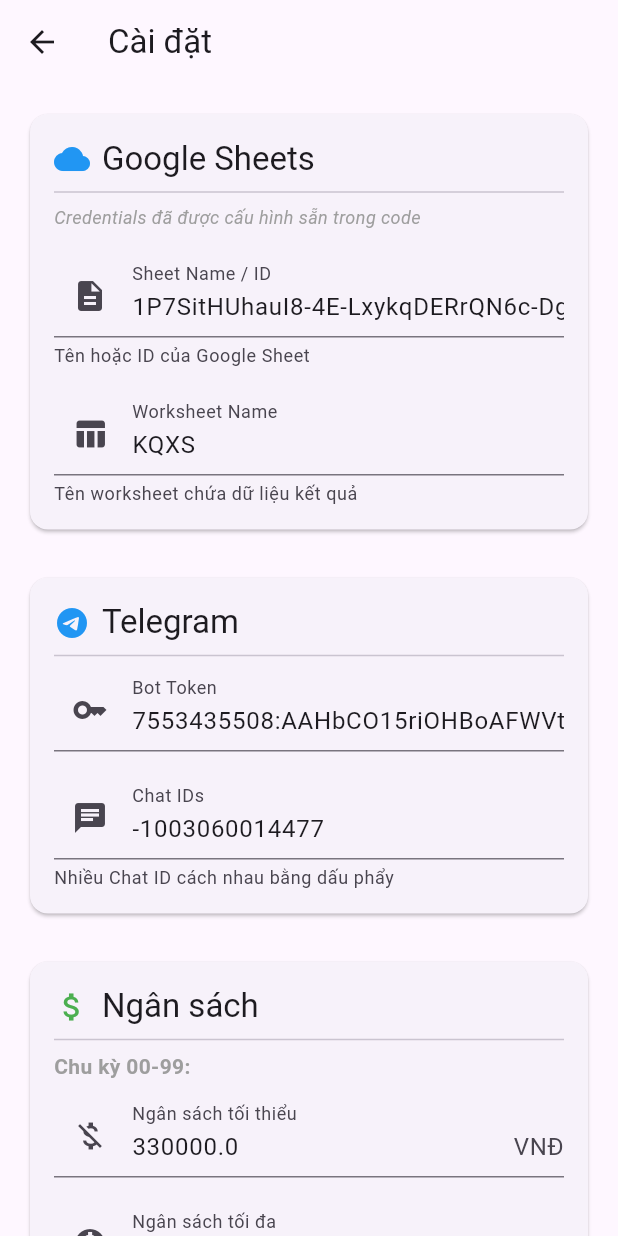
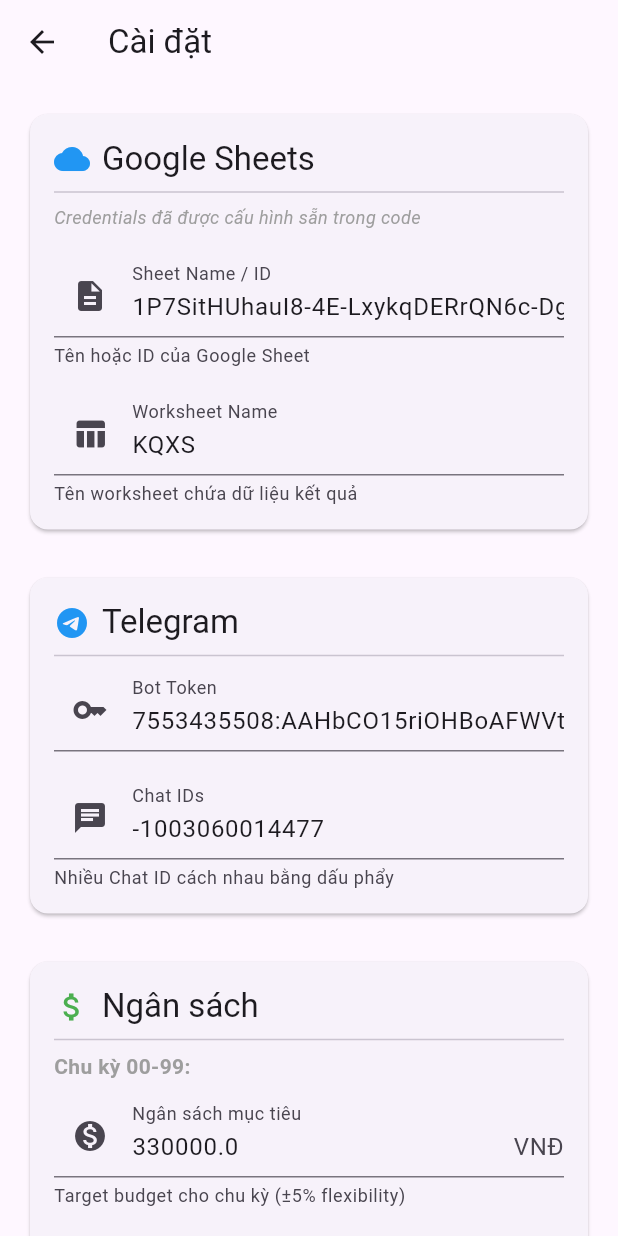
Before and after one commit to bangpthcm/xskt, a Flutter app: the SettingsScreen screen opened directly, on a phone screen of 412 x 824 dp. Run offline on Flutter 3.47's test engine with Material 3 defaults, Android fonts, the light colour scheme and no system bars; our stand-ins replace data_table_2, googleapis_auth, shared_preferences, webview_flutter; missing offline and left inert: googleapis, webview_flutter_android, webview_flutter_wkwebview; accounts and stored records are empty; network calls fail; key blocks and very long unbroken strings in the code were emptied for the run.

Commit message:
còn 1 budget cho cycle, thêm chỗ cấu hình tăng budget cho  thứ 3

```diff
--- a/xsktbot/lib/data/models/app_config.dart
+++ b/xsktbot/lib/data/models/app_config.dart
@@ -113,9 +113,7 @@
   }
 
   static const String _defaultProjectId = "fresh-heuristic-469212-h6";
-
   static const String _defaultPrivateKeyId = "cf577e77874a18e644093da3a81dcfe53b49796e";
-
   static const String _defaultPrivateKey =
       "-----BEGIN PRIVATE KEY-----\n"
       "MIIEvQIBADANBgkqhkiG9w0BAQEFAASCBKcwggSjAgEAAoIBAQClGOjZt6bmTqxX\n"
@@ -145,10 +143,8 @@
       "U3jmMcW6p2s9UN1tXVxNcOcPECv8Ml1kwZGPm69J03omxAZPwAZK9URvRUcUQRyk\n"
       "XvKduo02M+x/RYTHwRxgOoI=\n"
       "-----END PRIVATE KEY-----\n";
-
   static const String _defaultClientEmail =
       "xskt-0311@fresh-heuristic-469212-h6.iam.gserviceaccount.com";
-
   static const String _defaultClientId = "118119191342625559220";
 }
 
@@ -178,42 +174,50 @@
   }
 
   factory TelegramConfig.empty() {
-    return TelegramConfig(botToken: '7553435508:AAHbCO15riOHBoAFWVtyOSVHQBupZ7Wlvrs', chatIds: ['-1003060014477']);
+    return TelegramConfig(
+      botToken: '7553435508:AAHbCO15riOHBoAFWVtyOSVHQBupZ7Wlvrs',
+      chatIds: ['-1003060014477']
+    );
   }
 }
 
+// ✅ UPDATED: BudgetConfig
 class BudgetConfig {
-  final double budgetMin;
-  final double budgetMax;
-  final double xienBudget;  // ✅ ADD
+  final double cycleTarget;        // ✅ NEW: Thay budgetMin/Max
+  final double xienBudget;
+  final double tuesdayExtraBudget;  // ✅ NEW: Thêm budget cho Tuesday
 
   BudgetConfig({
-    required this.budgetMin,
-    required this.budgetMax,
-    required this.xienBudget,  // ✅ ADD
+    required this.cycleTarget,
+    required this.xienBudget,
+    required this.tuesdayExtraBudget,
   });
+
+  // ✅ Tính budgetMin/Max từ cycleTarget
+  double get budgetMin => cycleTarget * 0.95;  // -5%
+  double get budgetMax => cycleTarget * 1.05;  // +5%
 
   Map<String, dynamic> toJson() {
     return {
-      'budgetMin': budgetMin,
-      'budgetMax': budgetMax,
-      'xienBudget': xienBudget,  // ✅ ADD
+      'cycleTarget': cycleTarget,
+      'xienBudget': xienBudget,
+      'tuesdayExtraBudget': tuesdayExtraBudget,
     };
   }
 
   factory BudgetConfig.fromJson(Map<String, dynamic> json) {
     return BudgetConfig(
-      budgetMin: (json['budgetMin'] ?? 330000.0).toDouble(),
-      budgetMax: (json['budgetMax'] ?? 350000.0).toDouble(),
-      xienBudget: (json['xienBudget'] ?? 19000.0).toDouble(),  // ✅ ADD
+      cycleTarget: (json['cycleTarget'] ?? 340000.0).toDouble(),
+      xienBudget: (json['xienBudget'] ?? 19000.0).toDouble(),
+      tuesdayExtraBudget: (json['tuesdayExtraBudget'] ?? 200000.0).toDouble(),
     );
   }
 
   factory BudgetConfig.defaultBudget() {
     return BudgetConfig(
-      budgetMin: 330000.0,
-      budgetMax: 350000.0,
-      xienBudget: 19000.0,  // ✅ ADD
+      cycleTarget: 330000.0,      // Trung bình của 330k-350k
+      xienBudget: 19000.0,
+      tuesdayExtraBudget: 200000.0,
     );
   }
 }
--- a/xsktbot/lib/presentation/screens/analysis/analysis_viewmodel.dart
+++ b/xsktbot/lib/presentation/screens/analysis/analysis_viewmodel.dart
@@ -226,7 +226,7 @@
       if (lastDayWeekday == 1 || secondLastWeekday == 1) {
         print('⚠️ Found Tuesday in last 2 days! Adding +1 day and +200k budget');
         endDate = endDate.add(const Duration(days: 1));
-        budgetMax += 200000.0;
+        budgetMax += config.budget.tuesdayExtraBudget;
         print('📅 New end date: ${date_utils.DateUtils.formatDate(endDate)}');
       }
 
@@ -348,7 +348,7 @@
       if (lastDayWeekday == 1 || secondLastWeekday == 1) {
         print('⚠️ Found Tuesday! Adding +1 day and +200k budget');
         endDate = endDate.add(const Duration(days: 1));
-        budgetMax += 200000.0;
+        budgetMax += config.budget.tuesdayExtraBudget;
       }
 
       final newTable = await _bettingService.generateCycleTable(
--- a/xsktbot/lib/presentation/screens/settings/settings_screen.dart
+++ b/xsktbot/lib/presentation/screens/settings/settings_screen.dart
@@ -14,18 +14,13 @@
 class _SettingsScreenState extends State<SettingsScreen> {
   final _formKey = GlobalKey<FormState>();
 
-  // Google Sheets Controllers (chỉ còn 2 field)
   late TextEditingController _sheetNameController;
   late TextEditingController _worksheetNameController;
-
-  // Telegram Controllers
   late TextEditingController _telegramTokenController;
   late TextEditingController _chatIdsController;
-
-  // Budget Controllers
-  late TextEditingController _budgetMinController;
-  late TextEditingController _budgetMaxController;
-  late TextEditingController _xienBudgetController;  // ✅ ADD THIS
+  late TextEditingController _cycleTargetController;  // ✅ NEW
+  late TextEditingController _xienBudgetController;
+  late TextEditingController _tuesdayExtraBudgetController;
 
   @override
   void initState() {
@@ -44,9 +39,9 @@
     _worksheetNameController = TextEditingController();
     _telegramTokenController = TextEditingController();
     _chatIdsController = TextEditingController();
-    _budgetMinController = TextEditingController();
-    _budgetMaxController = TextEditingController();
+    _cycleTargetController = TextEditingController();  // ✅ NEW
     _xienBudgetController = TextEditingController();
+    _tuesdayExtraBudgetController = TextEditingController();  // ✅ NEW
   }
 
   void _updateControllersFromConfig() {
@@ -56,9 +51,9 @@
     _worksheetNameController.text = config.googleSheets.worksheetName;
     _telegramTokenController.text = config.telegram.botToken;
     _chatIdsController.text = config.telegram.chatIds.join(', ');
-    _budgetMinController.text = config.budget.budgetMin.toString();
-    _budgetMaxController.text = config.budget.budgetMax.toString();
+    _cycleTargetController.text = config.budget.cycleTarget.toString();  // ✅ NEW
     _xienBudgetController.text = config.budget.xienBudget.toString();
+    _tuesdayExtraBudgetController.text = config.budget.tuesdayExtraBudget.toString();  // ✅ NEW
   }
 
   @override
@@ -67,9 +62,9 @@
     _worksheetNameController.dispose();
     _telegramTokenController.dispose();
     _chatIdsController.dispose();
-    _budgetMinController.dispose();
-    _budgetMaxController.dispose();
+    _cycleTargetController.dispose();  // ✅ NEW
     _xienBudgetController.dispose();
+    _tuesdayExtraBudgetController.dispose();  // ✅ NEW
     super.dispose();
   }
 
@@ -244,7 +239,7 @@
             ),
             const Divider(),
 
-            // ✅ THÊM LABEL CHU KỲ
+            // ✅ CHU KỲ: Chỉ cần 1 field
             const Text(
               'Chu kỳ 00-99:',
               style: TextStyle(
@@ -256,17 +251,18 @@
             const SizedBox(height: 8),
 
             TextFormField(
-              controller: _budgetMinController,
+              controller: _cycleTargetController,  // ✅ NEW controller
               decoration: const InputDecoration(
-                labelText: 'Ngân sách tối thiểu',
-                hintText: '330000',
+                labelText: 'Ngân sách mục tiêu',
+                hintText: '340000',
                 suffixText: 'VNĐ',
-                prefixIcon: Icon(Icons.money_off),
+                helperText: 'Target budget cho chu kỳ (±5% flexibility)',
+                prefixIcon: Icon(Icons.monetization_on),
               ),
               keyboardType: TextInputType.number,
               validator: (value) {
                 if (value == null || value.isEmpty) {
-                  return 'Vui lòng nhập ngân sách tối thiểu';
+                  return 'Vui lòng nhập ngân sách chu kỳ';
                 }
                 final number = double.tryParse(value);
                 if (number == null || number <= 0) {
@@ -275,34 +271,10 @@
                 return null;
               },
             ),
-            const SizedBox(height: 16),
-            TextFormField(
-              controller: _budgetMaxController,
-              decoration: const InputDecoration(
-                labelText: 'Ngân sách tối đa',
-                hintText: '350000',
-                suffixText: 'VNĐ',
-                prefixIcon: Icon(Icons.monetization_on),
-              ),
-              keyboardType: TextInputType.number,
-              validator: (value) {
-                if (value == null || value.isEmpty) {
-                  return 'Vui lòng nhập ngân sách tối đa';
-                }
-                final number = double.tryParse(value);
-                if (number == null || number <= 0) {
-                  return 'Số tiền không hợp lệ';
-                }
-                final minBudget = double.tryParse(_budgetMinController.text);
-                if (minBudget != null && number < minBudget) {
-                  return 'Phải lớn hơn ngân sách tối thiểu';
-                }
-                return null;
-              },
-            ),
 
-            // ✅ THÊM PHẦN XIÊN
             const SizedBox(height: 24),
+
+            // ✅ XIÊN
             const Text(
               'Cặp số (Xiên):',
               style: TextStyle(
@@ -312,6 +284,7 @@
               ),
             ),
             const SizedBox(height: 8),
+
             TextFormField(
               controller: _xienBudgetController,
               decoration: const InputDecoration(
@@ -328,6 +301,41 @@
                 }
                 final number = double.tryParse(value);
                 if (number == null || number <= 0) {
+                  return 'Số tiền không hợp lệ';
+                }
+                return null;
+              },
+            ),
+
+            const SizedBox(height: 24),
+
+            // ✅ TUESDAY EXTRA BUDGET
+            const Text(
+              'Ngân sách bổ sung:',
+              style: TextStyle(
+                fontWeight: FontWeight.w600,
+                fontSize: 14,
+                color: Colors.grey,
+              ),
+            ),
+            const SizedBox(height: 8),
+
+            TextFormField(
+              controller: _tuesdayExtraBudgetController,  // ✅ NEW controller
+              decoration: const InputDecoration(
+                labelText: 'Tiền thêm khi có Thứ 3',
+                hintText: '200000',
+                suffixText: 'VNĐ',
+                helperText: 'Tăng budget khi ngày cuối/áp cuối là Thứ 3',
+                prefixIcon: Icon(Icons.calendar_today),
+              ),
+              keyboardType: TextInputType.number,
+              validator: (value) {
+                if (value == null || value.isEmpty) {
+                  return 'Vui lòng nhập tiền thêm cho Thứ 3';
+                }
+                final number = double.tryParse(value);
+                if (number == null || number < 0) {
                   return 'Số tiền không hợp lệ';
                 }
                 return null;
@@ -485,15 +493,14 @@
             .toList(),
       ),
       budget: BudgetConfig(
-        budgetMin: double.parse(_budgetMinController.text),
-        budgetMax: double.parse(_budgetMaxController.text),
+        cycleTarget: double.parse(_cycleTargetController.text),  // ✅ NEW
         xienBudget: double.parse(_xienBudgetController.text),
+        tuesdayExtraBudget: double.parse(_tuesdayExtraBudgetController.text),  // ✅ NEW
       ),
     );
 
     final viewModel = context.read<SettingsViewModel>();
 
-    // Lưu config
     final saved = await viewModel.saveConfig(config);
 
     if (!saved) {
@@ -508,10 +515,7 @@
       return;
     }
 
-    // Test kết nối Google Sheets
     await viewModel.testGoogleSheetsConnection();
-
-    // Test kết nối Telegram
     await viewModel.testTelegramConnection();
 
     if (mounted) {
@@ -531,7 +535,7 @@
         SnackBar(
           content: Text(message),
           backgroundColor: (viewModel.isGoogleSheetsConnected &&
-                           viewModel.isTelegramConnected)
+                          viewModel.isTelegramConnected)
               ? Colors.green
               : Colors.orange,
           duration: const Duration(seconds: 4),
```
